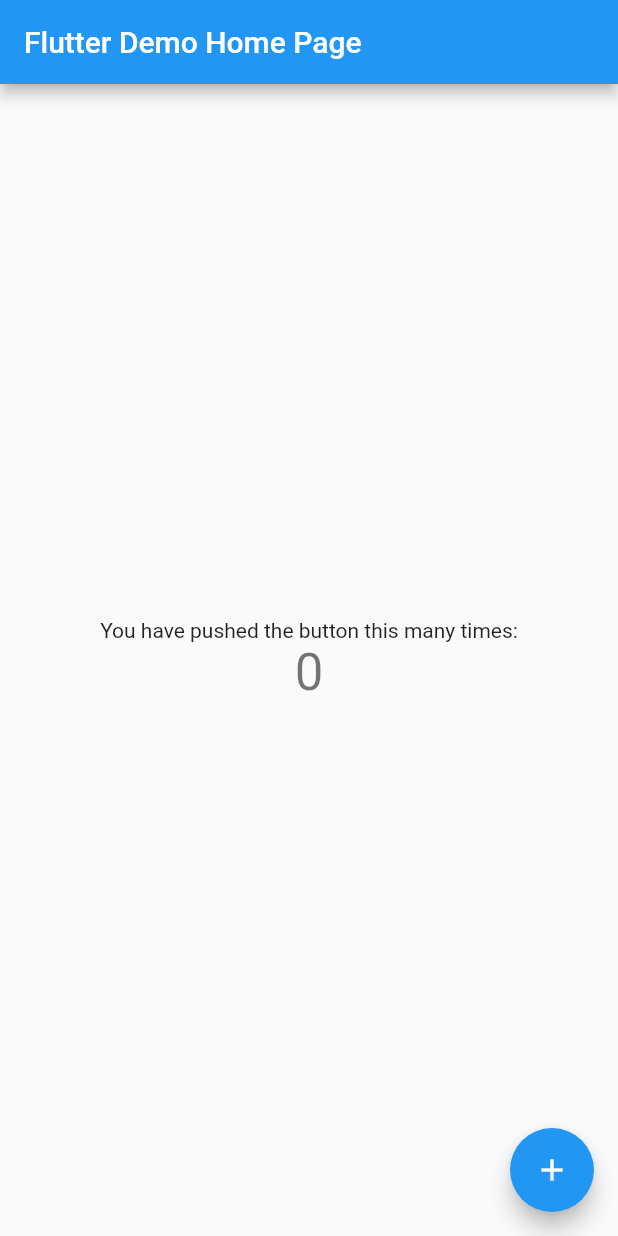
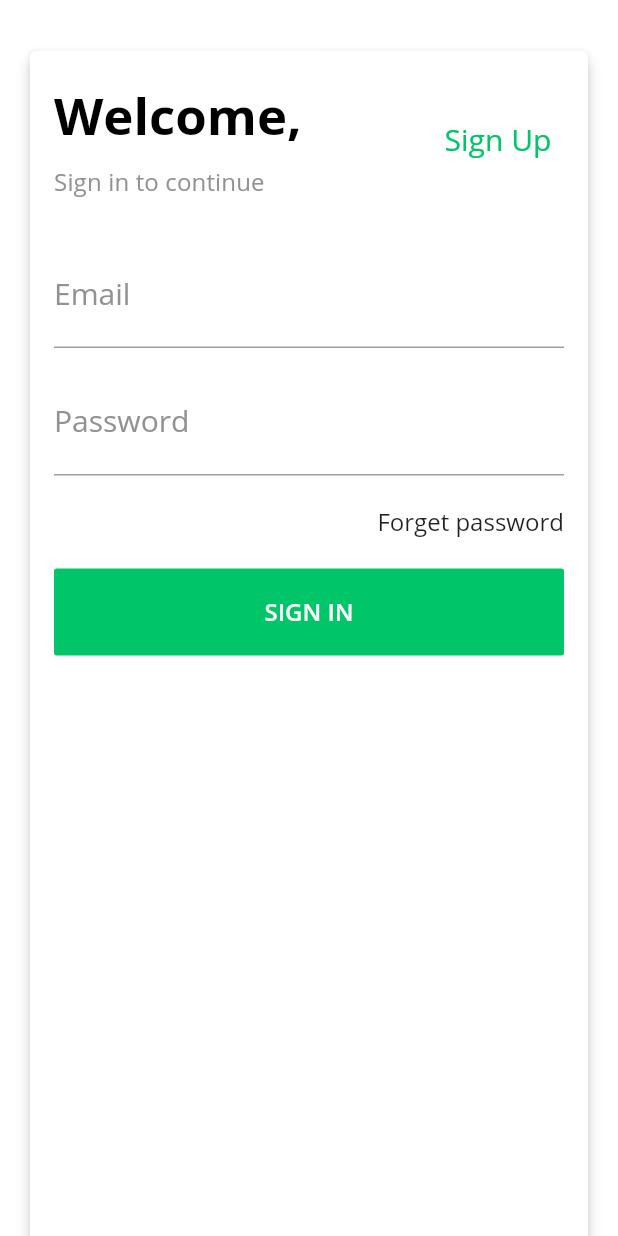
Before and after one commit to boriskamtou/shopping, a Flutter app: the screen it shows after launch, on a phone screen of 412 x 824 dp. Run offline on Flutter 3.47's test engine with Material 2 defaults, Android fonts, the phone set to English and light mode, and no system bars; our stand-ins replace flutter_screenutil.

Commit message:
build login screen

```diff
--- a/lib/main.dart
+++ b/lib/main.dart
@@ -1,111 +1,27 @@
 import 'package:flutter/material.dart';
+import 'package:provider/provider.dart';
+import 'package:shopping/screens/login_screen/login_screen.dart';
+import 'package:shopping/theme/theme.dart';
+import 'package:shopping/theme/theme_provider.dart';
 
-void main() => runApp(MyApp());
+void main() {
+  runApp(
+    ChangeNotifierProvider.value(
+      value:  ThemeProvider(lightTheme),
+      child: MyApp(),
+    ),
+  );
+}
 
 class MyApp extends StatelessWidget {
   // This widget is the root of your application.
   @override
   Widget build(BuildContext context) {
+    final myTheme = Provider.of<ThemeProvider>(context).getTheme();
     return MaterialApp(
-      title: 'Flutter Demo',
-      theme: ThemeData(
-        // This is the theme of your application.
-        //
-        // Try running your application with "flutter run". You'll see the
-        // application has a blue toolbar. Then, without quitting the app, try
-        // changing the primarySwatch below to Colors.green and then invoke
-        // "hot reload" (press "r" in the console where you ran "flutter run",
-        // or simply save your changes to "hot reload" in a Flutter IDE).
-        // Notice that the counter didn't reset back to zero; the application
-        // is not restarted.
-        primarySwatch: Colors.blue,
-      ),
-      home: MyHomePage(title: 'Flutter Demo Home Page'),
+      title: 'EeShop',
+      theme: myTheme,
+      home: LoginScreen(),
     );
   }
 }
-
-class MyHomePage extends StatefulWidget {
-  MyHomePage({Key key, this.title}) : super(key: key);
-
-  // This widget is the home page of your application. It is stateful, meaning
-  // that it has a State object (defined below) that contains fields that affect
-  // how it looks.
-
-  // This class is the configuration for the state. It holds the values (in this
-  // case the title) provided by the parent (in this case the App widget) and
-  // used by the build method of the State. Fields in a Widget subclass are
-  // always marked "final".
-
-  final String title;
-
-  @override
-  _MyHomePageState createState() => _MyHomePageState();
-}
-
-class _MyHomePageState extends State<MyHomePage> {
-  int _counter = 0;
-
-  void _incrementCounter() {
-    setState(() {
-      // This call to setState tells the Flutter framework that something has
-      // changed in this State, which causes it to rerun the build method below
-      // so that the display can reflect the updated values. If we changed
-      // _counter without calling setState(), then the build method would not be
-      // called again, and so nothing would appear to happen.
-      _counter++;
-    });
-  }
-
-  @override
-  Widget build(BuildContext context) {
-    // This method is rerun every time setState is called, for instance as done
-    // by the _incrementCounter method above.
-    //
-    // The Flutter framework has been optimized to make rerunning build methods
-    // fast, so that you can just rebuild anything that needs updating rather
-    // than having to individually change instances of widgets.
-    return Scaffold(
-      appBar: AppBar(
-        // Here we take the value from the MyHomePage object that was created by
-        // the App.build method, and use it to set our appbar title.
-        title: Text(widget.title),
-      ),
-      body: Center(
-        // Center is a layout widget. It takes a single child and positions it
-        // in the middle of the parent.
-        child: Column(
-          // Column is also a layout widget. It takes a list of children and
-          // arranges them vertically. By default, it sizes itself to fit its
-          // children horizontally, and tries to be as tall as its parent.
-          //
-          // Invoke "debug painting" (press "p" in the console, choose the
-          // "Toggle Debug Paint" action from the Flutter Inspector in Android
-          // Studio, or the "Toggle Debug Paint" command in Visual Studio Code)
-          // to see the wireframe for each widget.
-          //
-          // Column has various properties to control how it sizes itself and
-          // how it positions its children. Here we use mainAxisAlignment to
-          // center the children vertically; the main axis here is the vertical
-          // axis because Columns are vertical (the cross axis would be
-          // horizontal).
-          mainAxisAlignment: MainAxisAlignment.center,
-          children: <Widget>[
-            Text(
-              'You have pushed the button this many times:',
-            ),
-            Text(
-              '$_counter',
-              style: Theme.of(context).textTheme.display1,
-            ),
-          ],
-        ),
-      ),
-      floatingActionButton: FloatingActionButton(
-        onPressed: _incrementCounter,
-        tooltip: 'Increment',
-        child: Icon(Icons.add),
-      ), // This trailing comma makes auto-formatting nicer for build methods.
-    );
-  }
-}
--- /dev/null
+++ b/lib/screens/login_screen/login_screen.dart
@@ -0,0 +1,208 @@
+import 'package:flutter/material.dart';
+import 'package:flutter_screenutil/flutter_screenutil.dart';
+import 'package:shopping/widgets/button_social_network.dart';
+import 'package:shopping/widgets/spaceh15.dart';
+
+class LoginScreen extends StatelessWidget {
+  static const routeName = 'login-screen';
+
+  @override
+  Widget build(BuildContext context) {
+    ScreenUtil.init(context, allowFontScaling: true);
+
+    final screenHeight = MediaQuery.of(context).size.height;
+    final screenWidth = MediaQuery.of(context).size.width;
+    final _emailController = TextEditingController();
+    final _passwordController = TextEditingController();
+    return Scaffold(
+      body: SafeArea(
+        child: SingleChildScrollView(
+          child: Container(
+            height: screenHeight,
+            width: screenWidth,
+            padding: EdgeInsets.only(
+              right: 16,
+              left: 16,
+              top: 30,
+            ),
+            child: Column(
+              children: [
+                Container(
+                  width: double.infinity,
+                  height: 1150.w,
+                  decoration: BoxDecoration(
+                    boxShadow: [
+                      BoxShadow(
+                        color: Colors.white30,
+                        blurRadius: 20,
+                        offset: Offset(0, 0),
+                      )
+                    ],
+                  ),
+                  child: Card(
+                    elevation: 4,
+                    child: Padding(
+                      padding: EdgeInsets.only(
+                        top: 20,
+                        left: 16,
+                        right: 16,
+                        bottom: 20,
+                      ),
+                      child: Column(
+                        crossAxisAlignment: CrossAxisAlignment.stretch,
+                        children: <Widget>[
+                          Row(
+                            crossAxisAlignment: CrossAxisAlignment.center,
+                            mainAxisAlignment: MainAxisAlignment.spaceBetween,
+                            children: <Widget>[
+                              Column(
+                                crossAxisAlignment: CrossAxisAlignment.start,
+                                mainAxisSize: MainAxisSize.min,
+                                children: <Widget>[
+                                  Text(
+                                    'Welcome,',
+                                    style: Theme.of(context).textTheme.headline,
+                                  ),
+                                  SizedBox(height: 10),
+                                  Text(
+                                    'Sign in to continue',
+                                    style: Theme.of(context)
+                                        .textTheme
+                                        .subtitle
+                                        .copyWith(
+                                          fontSize: 16,
+                                        ),
+                                  ),
+                                ],
+                              ),
+                              FlatButton(
+                                onPressed: () {},
+                                child: Text(
+                                  'Sign Up',
+                                  style: TextStyle(
+                                    fontSize: 20,
+                                    color: Theme.of(context).accentColor,
+                                    fontWeight: FontWeight.w300,
+                                  ),
+                                ),
+                                padding: EdgeInsets.zero,
+                                materialTapTargetSize:
+                                    MaterialTapTargetSize.shrinkWrap,
+                              ),
+                            ],
+                          ),
+                          SizedBox(
+                            height: 30,
+                          ),
+                          Form(
+                            child: Column(
+                              children: <Widget>[
+                                TextFormField(
+                                  controller: _emailController,
+                                  cursorColor: Theme.of(context).primaryColor,
+                                  style: TextStyle(
+                                    fontSize: 20,
+                                  ),
+                                  decoration: InputDecoration(
+                                    labelText: 'Email',
+                                  ),
+                                  validator: (value) {
+                                    return null;
+                                  },
+                                ),
+                                SpaceH15(),
+                                TextFormField(
+                                  controller: _passwordController,
+                                  cursorColor: Theme.of(context).primaryColor,
+                                  obscureText: true,
+                                  style: TextStyle(
+                                    fontSize: 20,
+                                  ),
+                                  decoration: InputDecoration(
+                                    labelText: 'Password',
+                                  ),
+                                  validator: (value) {
+                                    return null;
+                                  },
+                                ),
+                              ],
+                            ),
+                          ),
+                          Align(
+                            alignment: Alignment.centerRight,
+                            child: FlatButton(
+                              onPressed: () {},
+                              splashColor: Colors.transparent,
+                              padding: EdgeInsets.symmetric(
+                                vertical: 20,
+                              ),
+                              materialTapTargetSize:
+                                  MaterialTapTargetSize.shrinkWrap,
+                              child: Text(
+                                'Forget password',
+                                style: TextStyle(
+                                  fontSize: 16,
+                                  fontWeight: FontWeight.w200,
+                                ),
+                              ),
+                            ),
+                          ),
+                          Align(
+                            alignment: Alignment.bottomCenter,
+                            child: Container(
+                              width: double.infinity,
+                              child: RaisedButton(
+                                onPressed: () {},
+                                elevation: 0,
+                                padding: EdgeInsets.symmetric(
+                                  vertical: 18,
+                                ),
+                                color: Theme.of(context).buttonColor,
+                                child: Text(
+                                  'SIGN IN',
+                                  style: Theme.of(context)
+                                      .textTheme
+                                      .button
+                                      .copyWith(
+                                        fontSize: 16,
+                                        fontWeight: FontWeight.w600,
+                                      ),
+                                ),
+                              ),
+                            ),
+                          ),
+                        ],
+                      ),
+                    ),
+                  ),
+                ),
+                Padding(
+                  padding: const EdgeInsets.symmetric(vertical: 20),
+                  child: Text(
+                    '-OR-',
+                    style: TextStyle(
+                      fontSize: 22,
+                    ),
+                  ),
+                ),
+                SocialNetworkButton(
+                  onPressed: () {},
+                  imagePath: 'assets/icons/icon_facebook.png',
+                  buttonText: 'Sign in with Facebbok',
+                ),
+                SizedBox(
+                  height: 15,
+                ),
+                SocialNetworkButton(
+                  onPressed: () {},
+                  imagePath: 'assets/icons/icon_google.png',
+                  buttonText: 'Sign in with Google',
+                ),
+              ],
+            ),
+          ),
+        ),
+      ),
+    );
+  }
+}
--- a/lib/theme/theme.dart
+++ b/lib/theme/theme.dart
@@ -1,15 +1,22 @@
 import 'package:flutter/material.dart';
 
-final themeLight = ThemeData(
-  primaryColor: Color(0xFFFFFFFF),
+final lightTheme = ThemeData(
+  scaffoldBackgroundColor: Colors.white,
+   fontFamily: 'OpenSans',
+  primaryColor: Color(0xFF00C569),
   accentColor: Color(0xFF00C569),
   iconTheme: IconThemeData(
     color: Colors.black,
   ),
+  inputDecorationTheme: InputDecorationTheme(
+    labelStyle: TextStyle(
+      color: Color(0xFF929292),
+    ),
+  ),
   textTheme: TextTheme(
     headline: TextStyle(
-      color: Colors.white,
-      fontSize: 40,
+      color: Colors.black,
+      fontSize: 34,
       fontWeight: FontWeight.bold,
     ),
     title: TextStyle(
@@ -31,4 +38,5 @@ final themeLight = ThemeData(
       color: Colors.white,
     ),
   ),
+  buttonColor: Color(0xFF00C569),
 );
--- a/lib/theme/theme_provider.dart
+++ b/lib/theme/theme_provider.dart
@@ -1,9 +1,9 @@
 import 'package:flutter/material.dart';
 
-class ThemeNotifier with ChangeNotifier {
+class ThemeProvider with ChangeNotifier {
   ThemeData _themeData;
 
-  ThemeNotifier(this._themeData);
+  ThemeProvider(this._themeData);
 
   getTheme() {
     return _themeData;
--- /dev/null
+++ b/lib/widgets/button_social_network.dart
@@ -0,0 +1,41 @@
+import 'package:flutter/material.dart';
+
+class SocialNetworkButton extends StatelessWidget {
+  final Function onPressed;
+  final String imagePath;
+  final String buttonText;
+
+  SocialNetworkButton({this.onPressed, this.imagePath, this.buttonText});
+
+  @override
+  Widget build(BuildContext context) {
+    return Container(
+      decoration: BoxDecoration(
+        border: Border.all(
+          width: 1,
+          color: Color(0xFFDDDDDD),
+        ),
+      ),
+      child: FlatButton(
+        onPressed: onPressed,
+        child: Row(
+          mainAxisAlignment: MainAxisAlignment.center,
+          children: <Widget>[
+            Image.asset(imagePath),
+            SizedBox(
+              width: 50,
+            ),
+            Text(
+              buttonText,
+              style: Theme.of(context).textTheme.button.copyWith(
+                    color: Colors.black,
+                    fontSize: 16,
+                    fontWeight: FontWeight.w600,
+                  ),
+            ),
+          ],
+        ),
+      ),
+    );
+  }
+}
--- /dev/null
+++ b/lib/widgets/spaceh15.dart
@@ -0,0 +1,15 @@
+import 'package:flutter/material.dart';
+
+
+class SpaceH15 extends StatelessWidget {
+  const SpaceH15({
+    Key key,
+  }) : super(key: key);
+
+  @override
+  Widget build(BuildContext context) {
+    return SizedBox(
+      height: 15,
+    );
+  }
+}
```
Also changed, not shown: pubspec.yaml (+12 -36 lines), assets/fonts/OpenSans-Bold.ttf (added), assets/fonts/OpenSans-Regular.ttf (added), assets/fonts/OpenSans-SemiBold.ttf (added), assets/icons/icon_facebook.png (added), assets/icons/icon_google.png (added), lib/screens/signup_screen/signup_screen.dart (added).
